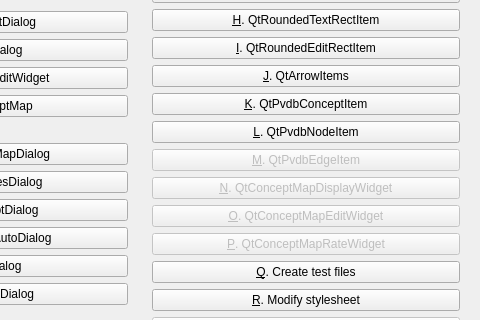
Old version of the form Projects/ProjectBrainweaver/qtpvdbmenudialog.ui in the repository richelbilderbeek/ProjectRichelBilderbeek; both pictures show x 201 to 681 and y 143 to 463 of the 681 by 627 pixel window.
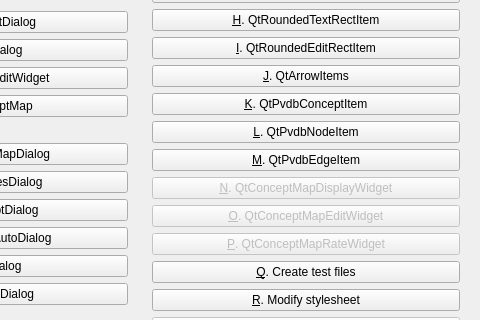
New version of the form. Icons and pictures are not drawn.

Diff of the .ui file:
```diff
--- a/Projects/ProjectBrainweaver/qtpvdbmenudialog.ui
+++ b/Projects/ProjectBrainweaver/qtpvdbmenudialog.ui
@@ -130,7 +130,7 @@
       <item>
        <widget class="QPushButton" name="button_test_edge_item">
         <property name="enabled">
-         <bool>false</bool>
+         <bool>true</bool>
         </property>
         <property name="text">
          <string>&amp;M. QtPvdbEdgeItem</string>
```
